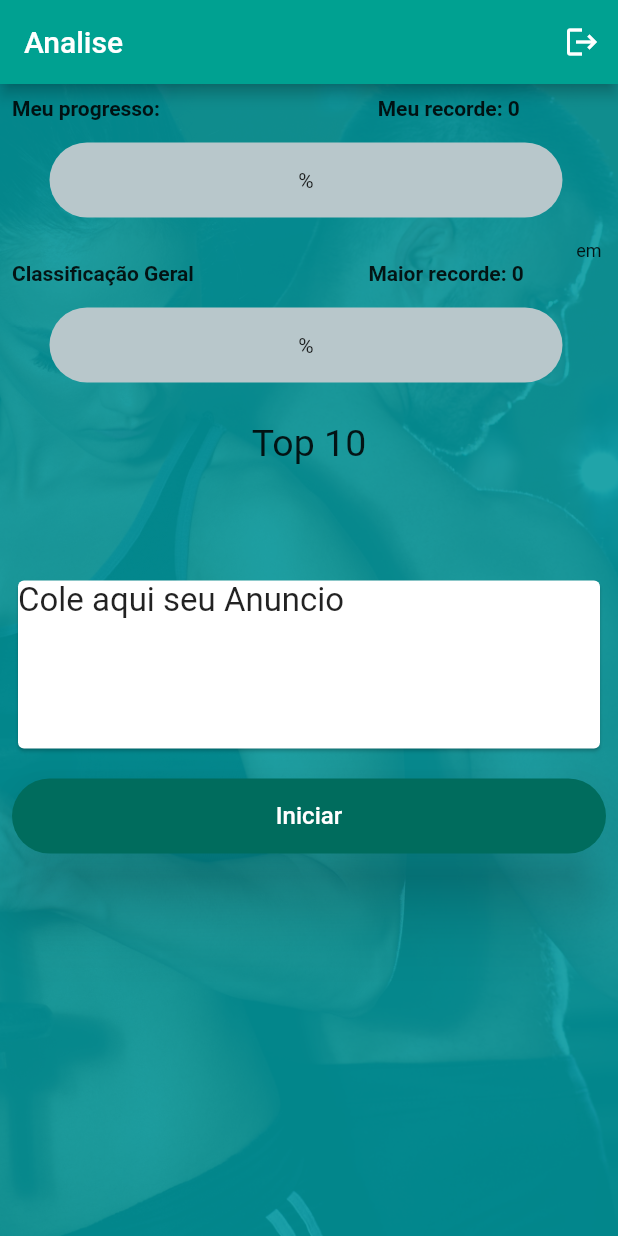
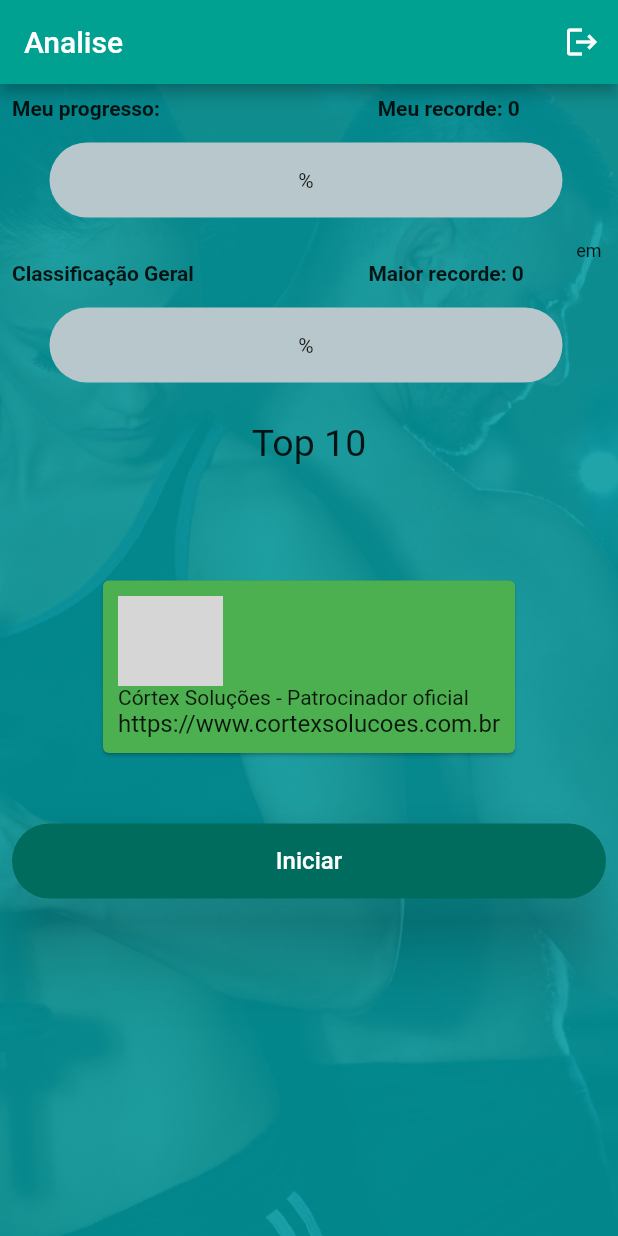
Before and after one commit to mariobyte/musculaquiz, a Flutter app: the Classificacao screen opened directly with empty values, on a phone screen of 412 x 824 dp. Run offline on Flutter 3.47's test engine with Material 2 defaults, Android fonts, the light colour scheme and no system bars; drawn by our look-alikes of percent_indicator; our stand-ins replace cloud_firestore, firebase_auth, firebase_core; missing offline and left inert: flutter_beep; accounts and stored records are empty; network calls fail; grey boxes are pictures that could not be loaded.

Commit message:
atualizacao 280421

```diff
--- a/lib/classificacao.dart
+++ b/lib/classificacao.dart
@@ -312,16 +312,7 @@ class _ClassificacaoState extends State<Classificacao> {
                     Container(padding: EdgeInsets.only(left: 0.0, top: 5.0))
                   ],
                 ),
-                SizedBox(
-                  width: 70.0,
-                  height: 120.0,
-                  child: const Card(
-                      child: Text(
-                    'Cole aqui seu Anuncio',
-                    style:
-                        TextStyle(fontSize: 22, fontWeight: FontWeight.normal),
-                  )),
-                ),
+                SizedBox(width: 80.0, height: 150.0, child: _patrocinio()),
                 Padding(
                   padding: EdgeInsets.only(top: 16, bottom: 10),
                   child: ElevatedButton(
@@ -340,15 +331,6 @@ class _ClassificacaoState extends State<Classificacao> {
 
                       minimumSize: Size(250, 50),
                     ),
-/*                  child: RaisedButton(
-                    child: Text(
-                      "Iniciar",
-                      style: TextStyle(color: Colors.white, fontSize: 18),
-                    ),
-                    color: Color(0xff006C5D),
-                    padding: EdgeInsets.fromLTRB(32, 16, 32, 16),
-                    shape: RoundedRectangleBorder(
-                        borderRadius: BorderRadius.circular(32)), */
                     onPressed: () {
                       print('_itemCategoria: $_itemCategoria');
                       if (_itemCategoria == null) {
@@ -546,6 +528,42 @@ class _ClassificacaoState extends State<Classificacao> {
     Navigator.push(context, MaterialPageRoute(builder: (context) => Login()));
   }
 
+  _patrocinio() {
+    return Container(
+      padding: EdgeInsets.all(0.0),
+      child: Center(
+        child: Column(
+          children: <Widget>[
+            Card(
+              color: Colors.green,
+              child: Container(
+                padding: EdgeInsets.all(10),
+                child: Column(
+                    crossAxisAlignment: CrossAxisAlignment.start,
+                    children: <Widget>[
+                      Image.network(
+                          'https://cortexsolucoes.com.br/wp-content/uploads/2020/06/Logo-C%C3%B3rtex-Solu%C3%A7%C3%B5es-transp-3-300x157.png',
+                          height: 60,
+                          width: 70),
+                      Text(
+                        "Córtex Soluções - Patrocinador oficial",
+                        maxLines: 1,
+                        overflow: TextOverflow.ellipsis,
+                        style: TextStyle(fontSize: 14),
+                      ),
+                      Text(
+                        "https://www.cortexsolucoes.com.br",
+                        style: TextStyle(fontSize: 16),
+                      ),
+                    ]),
+              ),
+            ),
+          ],
+        ),
+      ),
+    );
+  }
+
   Future<File> _deleteFile() async {
     try {
       final directory = await getApplicationDocumentsDirectory();
```
